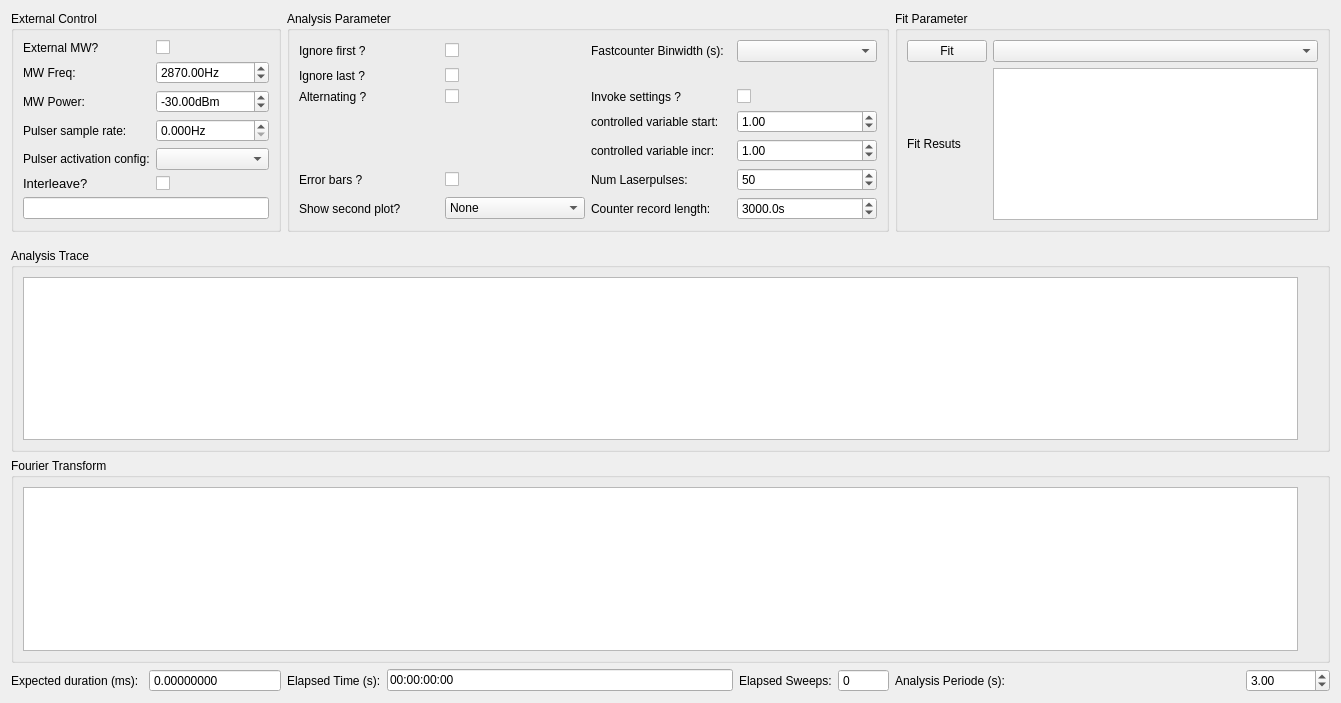
Before: the Qt Designer form gui/pulsed/ui_pulse_analysis.ui in Ulm-IQO/qudi, drawn with Qt 5.
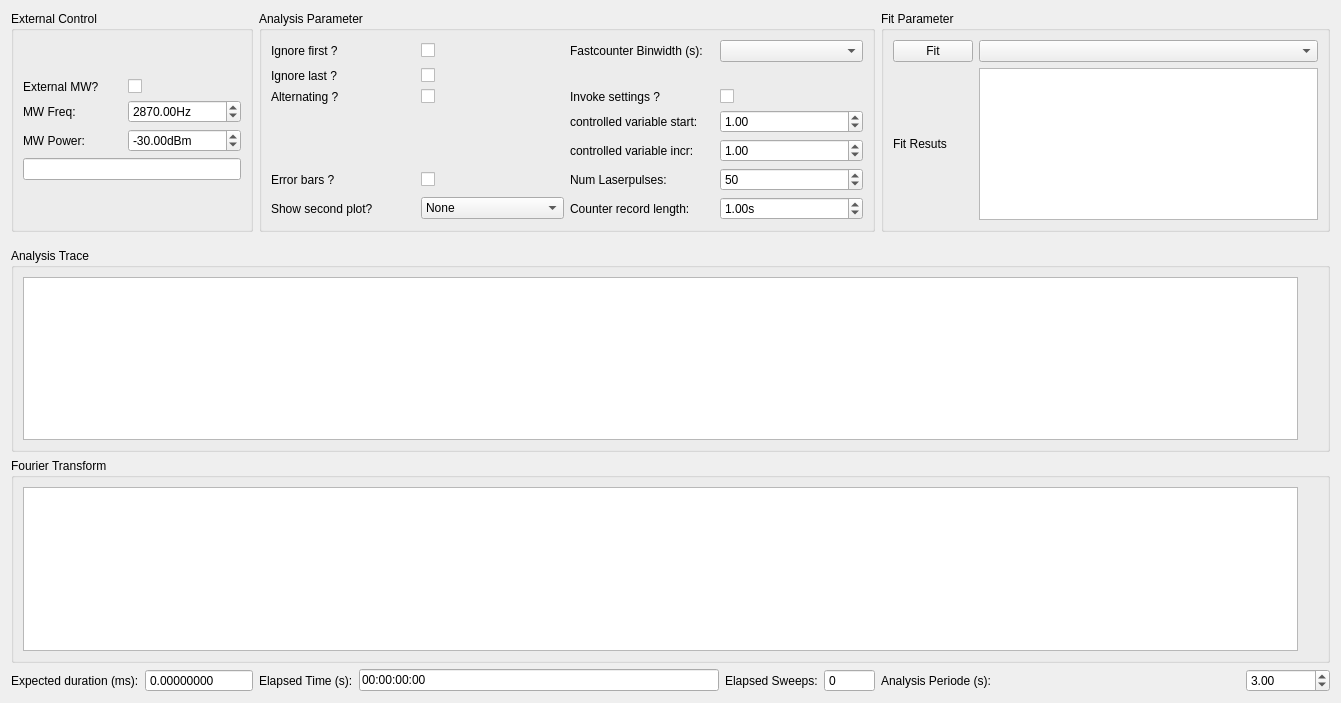
After: the same form once the commit is applied. Custom widgets are drawn as their Qt base class.

Commit message: WIP on interfacing the new PulsedMasterLogic with the GUI

Patch:
```diff
--- a/gui/pulsed/ui_pulse_analysis.ui
+++ b/gui/pulsed/ui_pulse_analysis.ui
@@ -22,13 +22,6 @@
      <layout class="QGridLayout" name="gridLayout_26">
       <item row="0" column="1">
        <layout class="QGridLayout" name="gridLayout_24">
-        <item row="3" column="0">
-         <widget class="QLabel" name="label_35">
-          <property name="text">
-           <string>Pulser sample rate:</string>
-          </property>
-         </widget>
-        </item>
         <item row="1" column="1">
          <widget class="ScienDSpinBox" name="ext_control_mw_freq_DoubleSpinBox">
           <property name="enabled">
@@ -95,58 +88,13 @@
           </property>
          </widget>
         </item>
-        <item row="4" column="0">
-         <widget class="QLabel" name="label_28">
-          <property name="text">
-           <string>Pulser activation config:</string>
-          </property>
-         </widget>
-        </item>
-        <item row="6" column="0" colspan="2">
+        <item row="3" column="0" colspan="2">
          <widget class="QLineEdit" name="pulser_activation_config_LineEdit">
           <property name="readOnly">
            <bool>true</bool>
           </property>
          </widget>
         </item>
-        <item row="4" column="1">
-         <widget class="QComboBox" name="pulser_activation_config_ComboBox"/>
-        </item>
-        <item row="3" column="1">
-         <widget class="ScienDSpinBox" name="pulser_sample_freq_DSpinBox">
-          <property name="suffix">
-           <string>Hz</string>
-          </property>
-          <property name="decimals">
-           <number>3</number>
-          </property>
-          <property name="maximum">
-           <double>100000.000000000000000</double>
-          </property>
-          <property name="singleStep">
-           <double>1.000000000000000</double>
-          </property>
-         </widget>
-        </item>
-        <item row="5" column="0">
-         <widget class="QLabel" name="label_5">
-          <property name="font">
-           <font>
-            <pointsize>10</pointsize>
-           </font>
-          </property>
-          <property name="text">
-           <string>Interleave?</string>
-          </property>
-         </widget>
-        </item>
-        <item row="5" column="1">
-         <widget class="QCheckBox" name="pulser_use_interleave_CheckBox">
-          <property name="text">
-           <string/>
-          </property>
-         </widget>
-        </item>
        </layout>
       </item>
      </layout>
@@ -255,13 +203,13 @@
            <string>s</string>
           </property>
           <property name="decimals">
-           <number>1</number>
+           <number>2</number>
           </property>
           <property name="maximum">
            <double>100000000.000000000000000</double>
           </property>
           <property name="value">
-           <double>3000.000000000000000</double>
+           <double>1.000000000000000</double>
           </property>
          </widget>
         </item>
```
Left out of the diff: 3 changed lines with no effect on the pictures. The commit also changes 6 other files.
